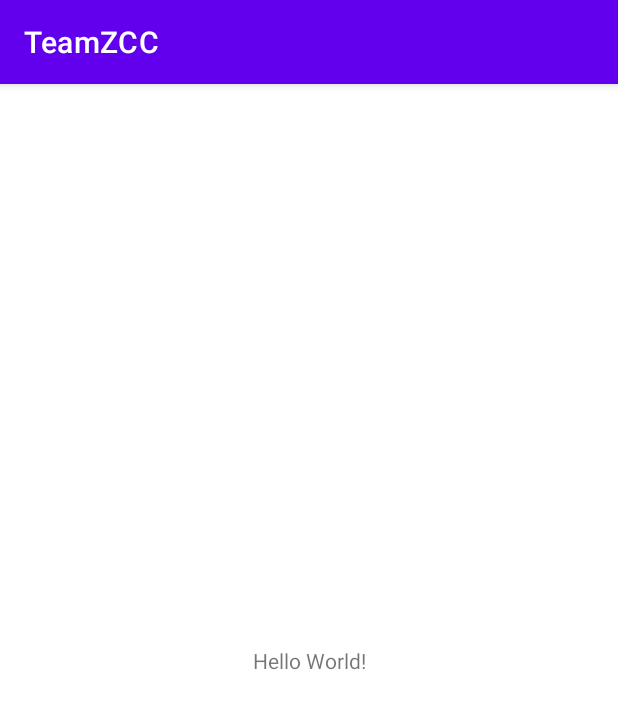
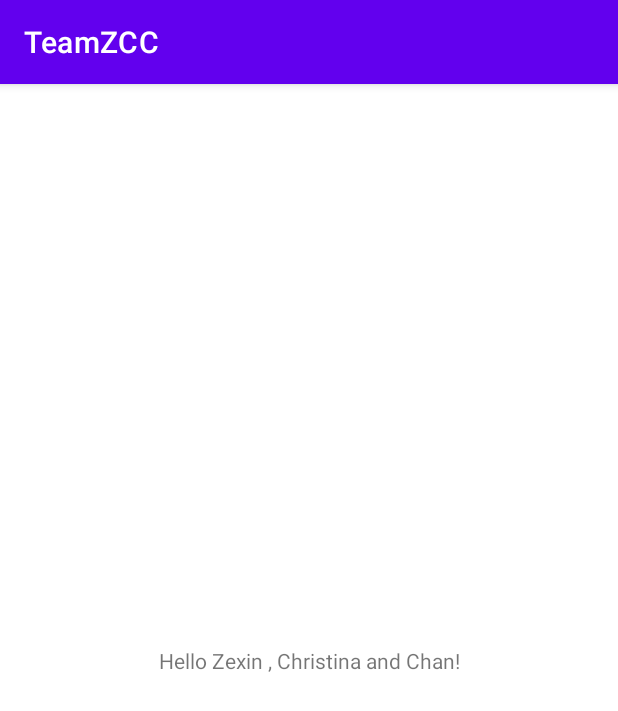
Before and after one commit to chan9908181/TeamZCC, an Android app: the screen it shows after launch (MainActivity), on a phone screen of 412 x 824 dp. Shown: the top 711 px of the screen. Run offline under Robolectric (Android 15) with nearby library versions, the phone set to English and light mode, and no system bars.

Commit message:
check for pull for christina and zexin

```diff
--- a/app/src/main/res/layout/activity_main.xml
+++ b/app/src/main/res/layout/activity_main.xml
@@ -9,7 +9,7 @@
     <TextView
         android:layout_width="wrap_content"
         android:layout_height="wrap_content"
-        android:text="Hello World!"
+        android:text="Hello Zexin , Christina and Chan!"
         app:layout_constraintBottom_toBottomOf="parent"
         app:layout_constraintLeft_toLeftOf="parent"
         app:layout_constraintRight_toRightOf="parent"
```
